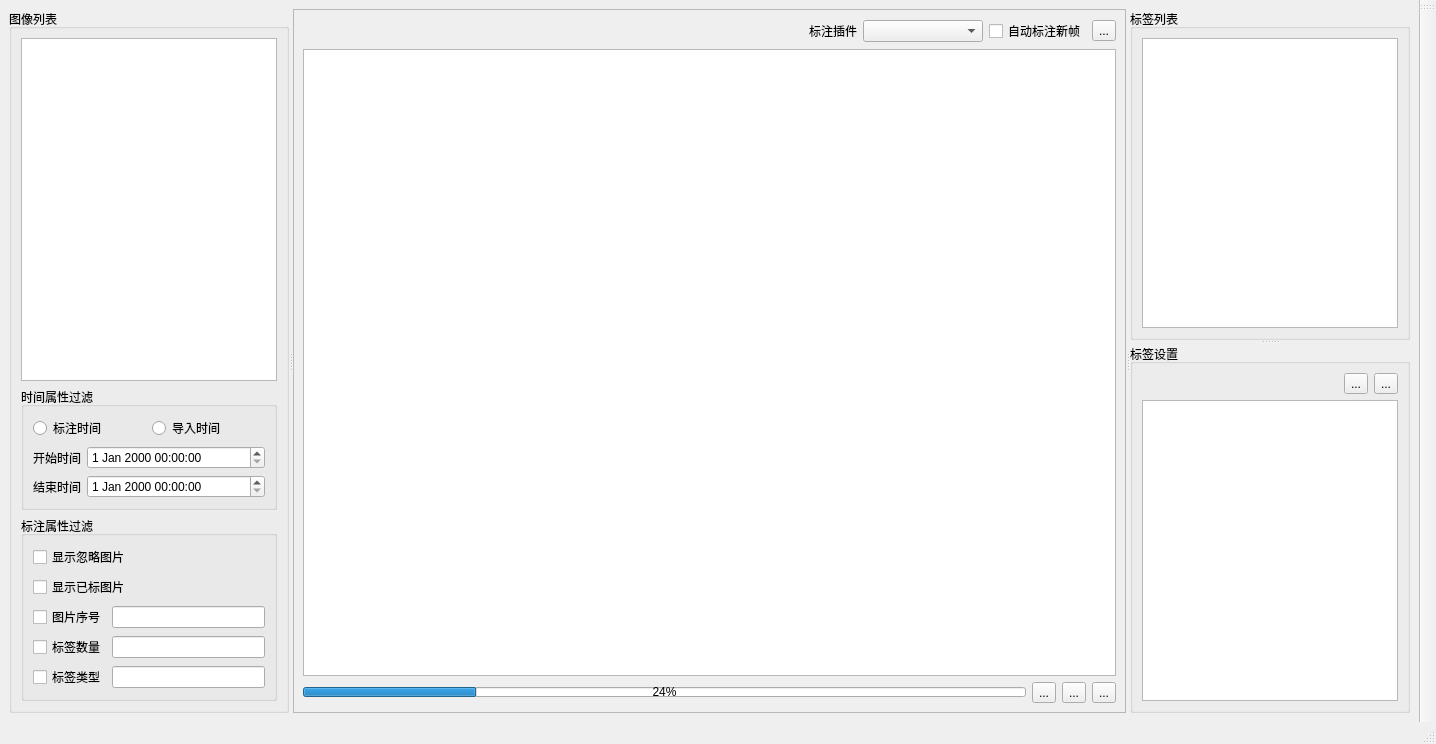
Old version of the form src/resource/aislabel.ui in the repository xvorin/aislabel.
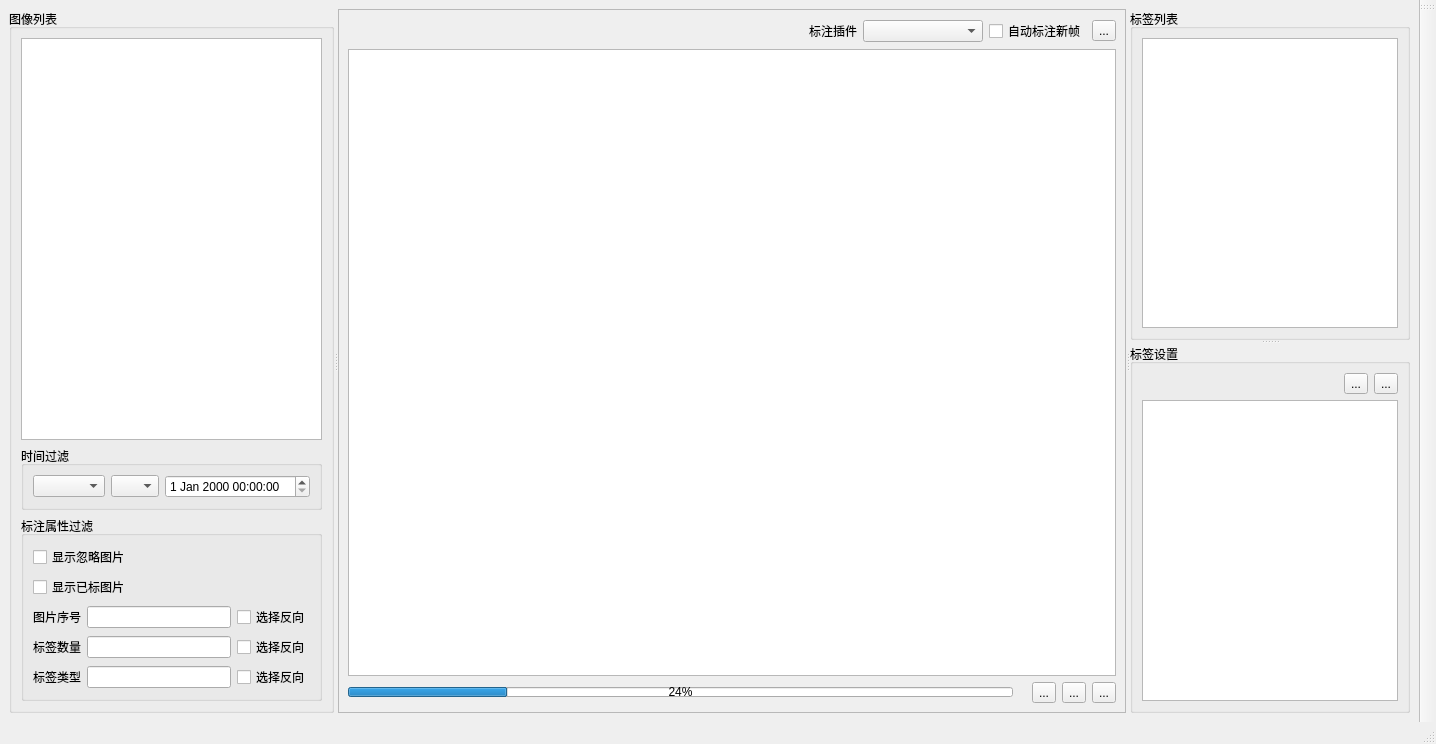
New version of the form.

The edit to the form file:
```diff
--- a/src/resource/aislabel.ui
+++ b/src/resource/aislabel.ui
@@ -38,65 +38,53 @@
         <item row="1" column="0">
          <widget class="QGroupBox" name="time_filter_group">
           <property name="title">
-           <string>时间属性过滤</string>
+           <string>时间过滤</string>
           </property>
           <layout class="QGridLayout" name="gridLayout_6">
            <item row="0" column="0">
-            <layout class="QHBoxLayout" name="mode">
+            <layout class="QHBoxLayout" name="time_group">
              <item>
-              <widget class="QRadioButton" name="modify_mode">
-               <property name="text">
-                <string>标注时间</string>
+              <widget class="QComboBox" name="mode">
+               <property name="sizePolicy">
+                <sizepolicy hsizetype="Fixed" vsizetype="Fixed">
+                 <horstretch>0</horstretch>
+                 <verstretch>0</verstretch>
+                </sizepolicy>
                </property>
-              </widget>
-             </item>
-             <item>
-              <widget class="QRadioButton" name="create_mode">
-               <property name="text">
-                <string>导入时间</string>
+               <property name="maximumSize">
+                <size>
+                 <width>72</width>
+                 <height>16777215</height>
+                </size>
                </property>
               </widget>
              </item>
-            </layout>
-           </item>
-           <item row="1" column="0">
-            <layout class="QHBoxLayout" name="begin_time">
              <item>
-              <widget class="QLabel" name="begin_time_label">
+              <widget class="QComboBox" name="type">
                <property name="sizePolicy">
-                <sizepolicy hsizetype="Fixed" vsizetype="Preferred">
+                <sizepolicy hsizetype="Fixed" vsizetype="Fixed">
                  <horstretch>0</horstretch>
                  <verstretch>0</verstretch>
                 </sizepolicy>
                </property>
-               <property name="text">
-                <string>开始时间</string>
+               <property name="maximumSize">
+                <size>
+                 <width>48</width>
+                 <height>16777215</height>
+                </size>
                </property>
               </widget>
              </item>
              <item>
-              <widget class="QDateTimeEdit" name="begin"/>
-             </item>
-            </layout>
-           </item>
-           <item row="2" column="0">
-            <layout class="QHBoxLayout" name="end_time">
-             <item>
-              <widget class="QLabel" name="end_time_label">
+              <widget class="QDateTimeEdit" name="time">
                <property name="sizePolicy">
-                <sizepolicy hsizetype="Fixed" vsizetype="Preferred">
+                <sizepolicy hsizetype="Preferred" vsizetype="Fixed">
                  <horstretch>0</horstretch>
                  <verstretch>0</verstretch>
                 </sizepolicy>
                </property>
-               <property name="text">
-                <string>结束时间</string>
-               </property>
               </widget>
              </item>
-             <item>
-              <widget class="QDateTimeEdit" name="end"/>
-             </item>
             </layout>
            </item>
           </layout>
@@ -125,21 +113,28 @@
            <item row="2" column="0">
             <layout class="QHBoxLayout" name="index">
              <item>
-              <widget class="QCheckBox" name="enable_index_filter">
+              <widget class="QLabel" name="label">
                <property name="text">
                 <string>图片序号</string>
                </property>
               </widget>
              </item>
              <item>
-              <widget class="QLineEdit" name="index_filter"/>
+              <widget class="QLineEdit" name="image_index_filter"/>
+             </item>
+             <item>
+              <widget class="QCheckBox" name="reverse_image_index_filter">
+               <property name="text">
+                <string>选择反向</string>
+               </property>
+              </widget>
              </item>
             </layout>
            </item>
            <item row="3" column="0">
             <layout class="QHBoxLayout" name="label_number">
              <item>
-              <widget class="QCheckBox" name="enable_label_num_fiter">
+              <widget class="QLabel" name="label_2">
                <property name="text">
                 <string>标签数量</string>
                </property>
@@ -148,19 +143,33 @@
              <item>
               <widget class="QLineEdit" name="label_num_fiter"/>
              </item>
+             <item>
+              <widget class="QCheckBox" name="reverse_label_num_fiter">
+               <property name="text">
+                <string>选择反向</string>
+               </property>
+              </widget>
+             </item>
             </layout>
            </item>
            <item row="4" column="0">
             <layout class="QHBoxLayout" name="label_type">
              <item>
-              <widget class="QCheckBox" name="enable_label_type_filter">
+              <widget class="QLabel" name="label_3">
                <property name="text">
                 <string>标签类型</string>
                </property>
               </widget>
              </item>
              <item>
-              <widget class="QLineEdit" name="label_type_filter"/>
+              <widget class="QLineEdit" name="label_category_filter"/>
+             </item>
+             <item>
+              <widget class="QCheckBox" name="reverse_label_category_filter">
+               <property name="text">
+                <string>选择反向</string>
+               </property>
+              </widget>
              </item>
             </layout>
            </item>
@@ -198,6 +207,13 @@
             </property>
            </widget>
           </item>
+          <item>
+           <widget class="QLabel" name="ratio">
+            <property name="text">
+             <string/>
+            </property>
+           </widget>
+          </item>
           <item>
            <widget class="QToolButton" name="prev">
             <property name="text">
```
Left out of the diff: 4 changed lines with no effect on the pictures.
